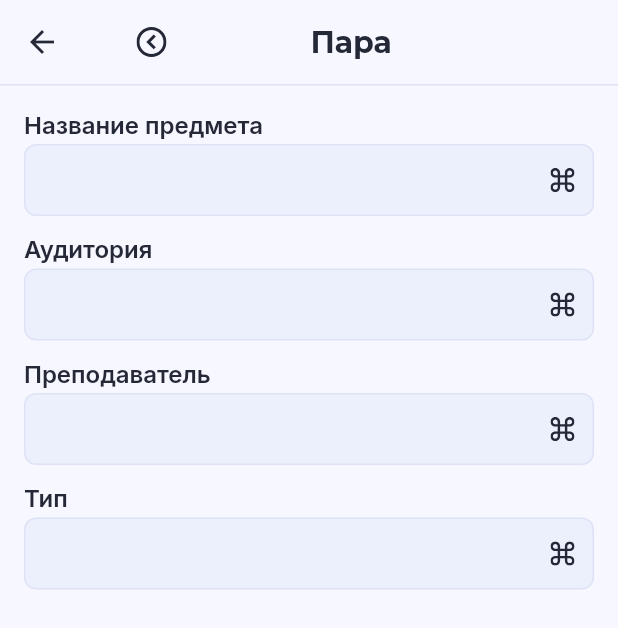
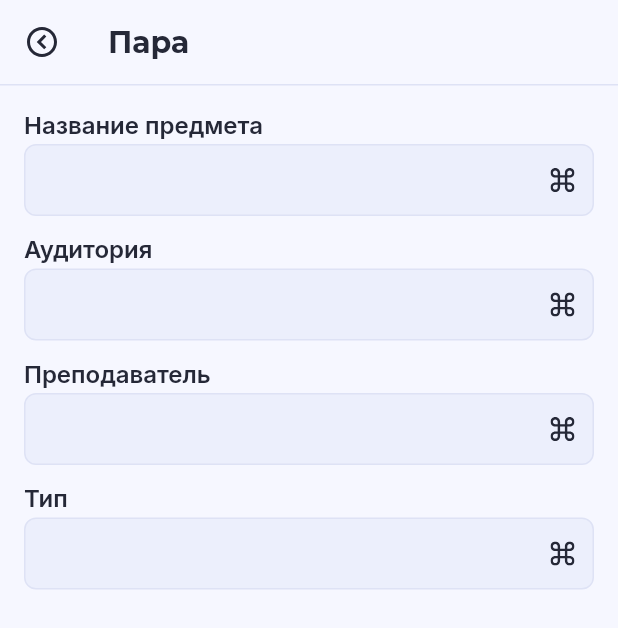
Before and after one commit to Null-Delta/StudRasp-Requiem, a Flutter app: the screen it shows after launch, after a tap on an icon or button, on a phone screen of 412 x 824 dp. Shown: the top 628 px of the screen. Run offline on Flutter 3.47's test engine with Material 2 defaults, Android fonts, the phone set to English and light mode, and no system bars; our stand-ins replace flutter_riverpod, flutter_svg, freezed_annotation, google_fonts; missing offline and left inert: day_night_time_picker; project files that could hold a hidden picture were left out.

Commit message:
Minor style fixes

```diff
--- a/studrasp_requiem/lib/ui/lesson_editor_page/lesson_editor_page.dart
+++ b/studrasp_requiem/lib/ui/lesson_editor_page/lesson_editor_page.dart
@@ -30,31 +30,13 @@ class LessonEditorPage extends ConsumerStatefulWidget {
 
 class _LessonEditorPageState extends ConsumerState<LessonEditorPage> {
   late TextEditingController nameTextEditingController = TextEditingController()
-    ..text = ref
-        .read(currentEditingTimetable)
-        .days[widget.lessonDay]
-        .lessons[widget.lessonNumber]
-        .name;
-  late TextEditingController audienceTextEditingController =
-      TextEditingController()
-        ..text = ref
-            .read(currentEditingTimetable)
-            .days[widget.lessonDay]
-            .lessons[widget.lessonNumber]
-            .audience;
-  late TextEditingController teacherTextEditingController =
-      TextEditingController()
-        ..text = ref
-            .read(currentEditingTimetable)
-            .days[widget.lessonDay]
-            .lessons[widget.lessonNumber]
-            .teacher;
+    ..text = ref.read(currentEditingTimetable).days[widget.lessonDay].lessons[widget.lessonNumber].name;
+  late TextEditingController audienceTextEditingController = TextEditingController()
+    ..text = ref.read(currentEditingTimetable).days[widget.lessonDay].lessons[widget.lessonNumber].audience;
+  late TextEditingController teacherTextEditingController = TextEditingController()
+    ..text = ref.read(currentEditingTimetable).days[widget.lessonDay].lessons[widget.lessonNumber].teacher;
   late TextEditingController typeTextEditingController = TextEditingController()
-    ..text = ref
-        .read(currentEditingTimetable)
-        .days[widget.lessonDay]
-        .lessons[widget.lessonNumber]
-        .type;
+    ..text = ref.read(currentEditingTimetable).days[widget.lessonDay].lessons[widget.lessonNumber].type;
 
   void saveChanges() {
     Lesson newLesson = Lesson(
@@ -68,8 +50,7 @@ class _LessonEditorPageState extends ConsumerState<LessonEditorPage> {
       (state) {
         List<Day> newDays = List<Day>.from(state.days)
           ..[widget.lessonDay] = Day(
-            lessons: List<Lesson>.from(state.days[widget.lessonDay].lessons)
-              ..[widget.lessonNumber] = newLesson,
+            lessons: List<Lesson>.from(state.days[widget.lessonDay].lessons)..[widget.lessonNumber] = newLesson,
           );
         return state.copyWith(
           days: newDays,
@@ -100,15 +81,7 @@ class _LessonEditorPageState extends ConsumerState<LessonEditorPage> {
         appBar: AppBar(
           elevation: 0,
           backgroundColor: colors.backgroundPrimary,
-          title: Row(
-            mainAxisSize: MainAxisSize.max,
-            mainAxisAlignment: MainAxisAlignment.spaceBetween,
-            children: [
-              Container(
-                width: 42,
-                height: 42,
-                padding: const EdgeInsets.only(left: 16),
-                child: IconButton(
+          leading: IconButton(
             padding: EdgeInsets.zero,
             onPressed: () {
               // переход назад и сохранение
@@ -117,19 +90,12 @@ class _LessonEditorPageState extends ConsumerState<LessonEditorPage> {
             icon: SvgPicture.asset(
               Assets.images.circleChevronLeft.path,
               color: colors.accentPrimary,
-                    fit: BoxFit.cover,
             ),
+            splashRadius: 24,
           ),
-              ),
-              Text(
+          title: Text(
             'Пара',
             style: textStyles.title,
-              ),
-              const SizedBox(
-                width: 42,
-                height: 42,
-              ),
-            ],
           ),
         ),
         body: ListView(
--- a/studrasp_requiem/lib/ui/timetable_editor_page/timetable_editor_page.dart
+++ b/studrasp_requiem/lib/ui/timetable_editor_page/timetable_editor_page.dart
@@ -37,8 +37,7 @@ class TimetableEditorPage extends ConsumerStatefulWidget {
   final Timetable? timeTable;
 
   @override
-  ConsumerState<TimetableEditorPage> createState() =>
-      _TimetableEditorPageState();
+  ConsumerState<TimetableEditorPage> createState() => _TimetableEditorPageState();
 }
 
 class _TimetableEditorPageState extends ConsumerState<TimetableEditorPage> {
@@ -48,8 +47,7 @@ class _TimetableEditorPageState extends ConsumerState<TimetableEditorPage> {
         List<Day> newDays = List<Day>.from(state.days)
           ..[lessonDay] = Day(
             lessons: List<Lesson>.from(state.days[lessonDay].lessons)
-              ..[lessonNumber] =
-                  const Lesson(name: '', type: '', teacher: '', audience: ''),
+              ..[lessonNumber] = const Lesson(name: '', type: '', teacher: '', audience: ''),
           );
         return state.copyWith(
           days: newDays,
@@ -63,12 +61,9 @@ class _TimetableEditorPageState extends ConsumerState<TimetableEditorPage> {
     final colors = Theme.of(context).extension<AppColors>()!;
     final textStyles = Theme.of(context).extension<AppTextStyles>()!;
 
-    final config =
-        ref.watch(currentEditingTimetable.select((value) => value.config));
-    final name =
-        ref.watch(currentEditingTimetable.select((value) => value.name));
-    final days =
-        ref.watch(currentEditingTimetable.select((value) => value.days));
+    final config = ref.watch(currentEditingTimetable.select((value) => value.config));
+    final name = ref.watch(currentEditingTimetable.select((value) => value.name));
+    final days = ref.watch(currentEditingTimetable.select((value) => value.days));
 
     final editingDay = ref.watch(selectedDay);
 
@@ -83,15 +78,7 @@ class _TimetableEditorPageState extends ConsumerState<TimetableEditorPage> {
         appBar: AppBar(
           elevation: 0,
           backgroundColor: colors.backgroundPrimary,
-          title: Row(
-            mainAxisSize: MainAxisSize.max,
-            mainAxisAlignment: MainAxisAlignment.spaceBetween,
-            children: [
-              Container(
-                width: 42,
-                height: 42,
-                padding: const EdgeInsets.only(left: 16),
-                child: IconButton(
+          leading: IconButton(
             padding: EdgeInsets.zero,
             onPressed: () {
               // переход назад временно
@@ -100,19 +87,11 @@ class _TimetableEditorPageState extends ConsumerState<TimetableEditorPage> {
             icon: SvgPicture.asset(
               Assets.images.circleChevronLeft.path,
               color: colors.accentPrimary,
-                    fit: BoxFit.cover,
             ),
+            splashRadius: 24,
           ),
-              ),
-              Text(
-                name,
-                style: textStyles.title,
-              ),
-              Container(
-                width: 42,
-                height: 42,
-                padding: const EdgeInsets.only(right: 16),
-                child: IconButton(
+          actions: [
+            IconButton(
               padding: EdgeInsets.zero,
               onPressed: () {
                 // временно переход в настройки
@@ -128,9 +107,12 @@ class _TimetableEditorPageState extends ConsumerState<TimetableEditorPage> {
                 Assets.images.settings.path,
                 color: colors.accentPrimary,
               ),
-                ),
+              splashRadius: 24,
             ),
           ],
+          title: Text(
+            name,
+            style: textStyles.title,
           ),
         ),
         body: Column(
@@ -146,9 +128,6 @@ class _TimetableEditorPageState extends ConsumerState<TimetableEditorPage> {
             LabeledText(
               label: 'Неделя',
               text: config.weekTypes[editingDay ~/ 7],
-            ),
-            const SizedBox(
-              height: 12,
             ),
             Expanded(
               child: Padding(
@@ -200,8 +179,7 @@ class _TimetableEditorPageState extends ConsumerState<TimetableEditorPage> {
                           // реализовать действия
                           PopupMenuAction(
                             text: "Изменить",
-                            icon: Assets.images.iconEditOutline
-                                .svg(color: colors.accentPrimary),
+                            icon: Assets.images.iconEditOutline.svg(color: colors.accentPrimary),
                             action: () {
                               Navigator.of(context).push(
                                 MaterialPageRoute(
@@ -217,14 +195,12 @@ class _TimetableEditorPageState extends ConsumerState<TimetableEditorPage> {
                           ),
                           PopupMenuAction(
                             text: "Копировать пару",
-                            icon: Assets.images.command
-                                .svg(color: colors.accentPrimary),
+                            icon: Assets.images.command.svg(color: colors.accentPrimary),
                             action: () {},
                           ),
                           PopupMenuAction(
                             text: "Удалить",
-                            icon: Assets.images.trashFull
-                                .svg(color: colors.accentPrimary),
+                            icon: Assets.images.trashFull.svg(color: colors.accentPrimary),
                             action: () {
                               deleteLesson(editingDay, index);
                             },
```
Also changed, not shown: studrasp_requiem/lib/ui/timetable_settings_page/editor_card.dart (+9 -9 lines), studrasp_requiem/lib/ui/timetable_settings_page/timetable_settings_page.dart (+14 -12 lines), studrasp_requiem/lib/ui/timetable_editor_page/widgets/1.txt (deleted). Lines whose indentation alone changed are shown as unchanged.
